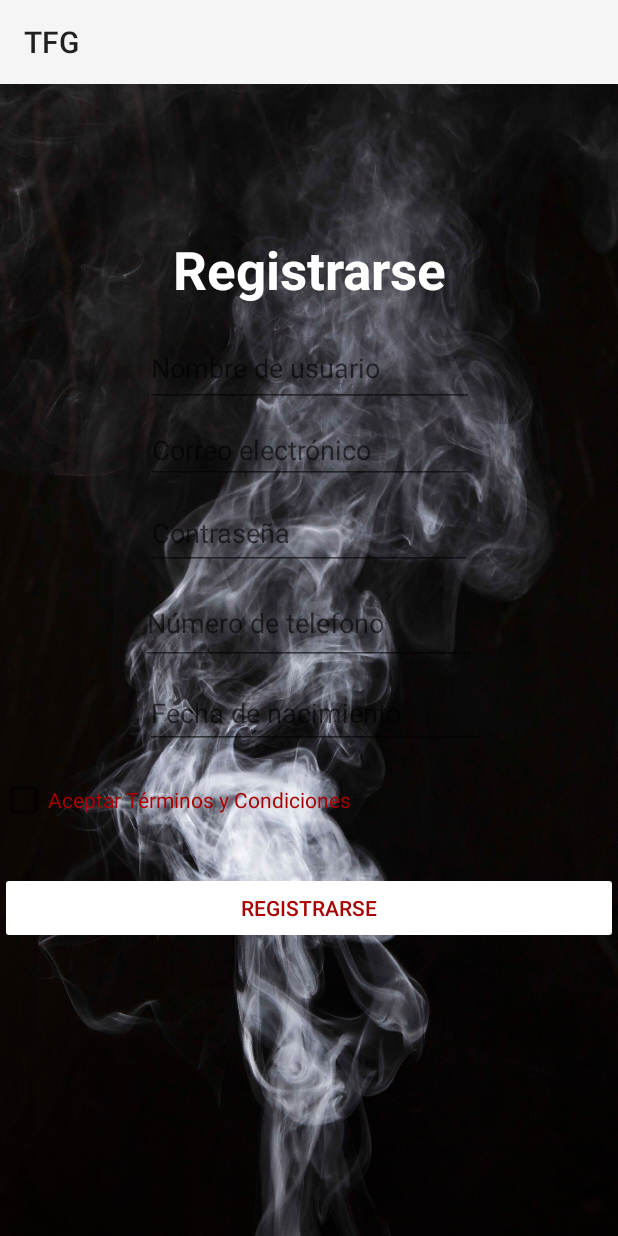
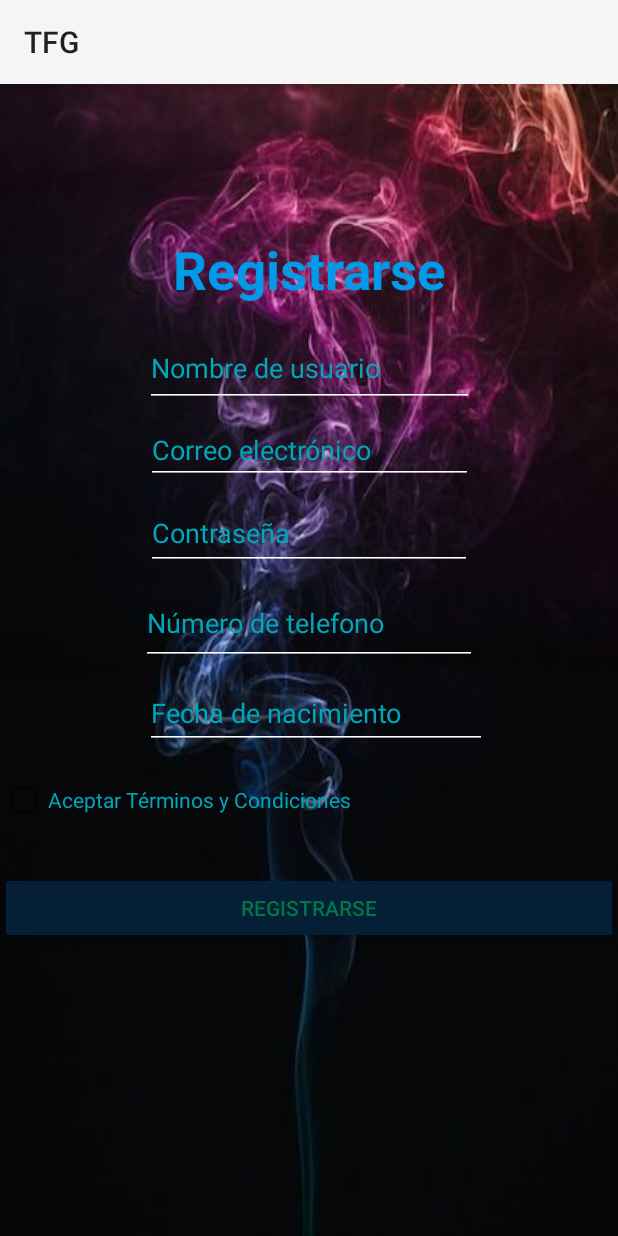
Before and after one commit to MarioMoreno07/VapeApp, an Android app: the RegistrarseFragment screen opened through its navigation route, on a phone screen of 412 x 824 dp. Run offline under Robolectric (Android 15) with nearby library versions, the phone set to English and light mode, and no system bars; our stand-ins replace Firebase (no records; nobody signed in at launch, a user with empty details on screens opened directly).

Commit message:
Segundo commit

```diff
--- a/app/src/main/java/com/mariomorenoarroyo/tfg/view/fragment/RegistrarseFragment.kt
+++ b/app/src/main/java/com/mariomorenoarroyo/tfg/view/fragment/RegistrarseFragment.kt
@@ -114,6 +114,7 @@ class RegistrarseFragment : Fragment() {
     }
 
 
+    //Comprobacion de si es mayor de edad
     @RequiresApi(Build.VERSION_CODES.O)
     fun esMayorDe18(fechaNacimiento: String): Boolean {
 
--- a/app/src/main/res/layout/fragment_registrarse.xml
+++ b/app/src/main/res/layout/fragment_registrarse.xml
@@ -4,7 +4,7 @@
     android:layout_width="match_parent"
     android:layout_height="match_parent"
     xmlns:app="http://schemas.android.com/apk/res-auto"
-    android:background="@drawable/fondo2"
+    android:background="@drawable/fondo"
     tools:context=".view.fragment.RegistrarseFragment">
 
     <TextView
@@ -14,7 +14,7 @@
         android:layout_marginTop="100dp"
         android:gravity="center"
         android:text="Registrarse"
-        android:textColor="@android:color/white"
+        android:textColor="@color/colorTextTittle"
         android:textSize="35sp"
         android:textStyle="bold"
         app:layout_constraintBottom_toTopOf="@+id/editTextNombre"
@@ -27,7 +27,9 @@
         android:layout_height="52dp"
         android:layout_marginTop="16dp"
         android:hint="Nombre de usuario"
-        android:textColor="@color/rojo"
+        android:backgroundTint="@color/white"
+        android:textColorHint="@color/colorText"
+        android:textColor="@color/colorText"
         android:inputType="textPersonName"
         app:layout_constraintEnd_toEndOf="parent"
         app:layout_constraintStart_toStartOf="parent"
@@ -39,7 +41,9 @@
         android:layout_height="43dp"
         android:layout_marginTop="8dp"
         android:hint="Correo electrónico"
-        android:textColor="@color/rojo"
+        android:textColorHint="@color/colorText"
+        android:backgroundTint="@color/white"
+        android:textColor="@color/colorText"
         android:inputType="textEmailAddress"
         app:layout_constraintEnd_toEndOf="parent"
         app:layout_constraintStart_toStartOf="parent"
@@ -51,7 +55,9 @@
         android:layout_height="49dp"
         android:layout_marginTop="8dp"
         android:hint="Contraseña"
-        android:textColor="@color/rojo"
+        android:textColor="@color/colorText"
+        android:textColorHint="@color/colorText"
+        android:backgroundTint="@color/white"
         android:inputType="textPassword"
         app:layout_constraintEnd_toEndOf="parent"
         app:layout_constraintStart_toStartOf="parent"
@@ -64,9 +70,11 @@
         android:layout_height="55dp"
         android:layout_marginTop="8dp"
         android:ems="10"
+        android:textColorHint="@color/colorText"
         android:hint="Número de telefono"
         android:inputType="phone"
-        android:textColor="@color/rojo"
+        android:backgroundTint="@color/white"
+        android:textColor="@color/colorText"
         app:layout_constraintEnd_toEndOf="parent"
         app:layout_constraintStart_toStartOf="parent"
         app:layout_constraintTop_toBottomOf="@+id/editTextContrasena" />
@@ -76,9 +84,9 @@
         android:layout_width="0dp"
         android:layout_height="wrap_content"
         android:layout_marginTop="32dp"
-        android:backgroundTint="@android:color/white"
+        android:backgroundTint="@color/colorButton"
         android:text="Registrarse"
-        android:textColor="@color/rojo"
+        android:textColor="@color/colorButonText"
         app:layout_constraintEnd_toEndOf="parent"
         app:layout_constraintHorizontal_bias="0.0"
         app:layout_constraintStart_toStartOf="parent"
@@ -90,7 +98,7 @@
         android:layout_height="wrap_content"
         android:layout_marginTop="18dp"
         android:text="Aceptar Términos y Condiciones"
-        android:textColor="@color/rojo"
+        android:textColor="@color/colorText"
         app:layout_constraintTop_toBottomOf="@+id/editTextDate"
         tools:ignore="MissingConstraints"
         tools:layout_editor_absoluteX="0dp" />
@@ -105,7 +113,9 @@
         android:ems="10"
         android:inputType="date"
         android:hint="Fecha de nacimiento"
-        android:textColor="@color/rojo"
+        android:textColorHint="@color/colorText"
+        android:backgroundTint="@color/white"
+        android:textColor="@color/colorText"
         app:layout_constraintEnd_toEndOf="parent"
         app:layout_constraintStart_toStartOf="parent"
         app:layout_constraintTop_toBottomOf="@+id/editTextPhone" />
--- a/app/src/main/res/layout/fragment_vape.xml
+++ b/app/src/main/res/layout/fragment_vape.xml
@@ -3,7 +3,6 @@
     xmlns:tools="http://schemas.android.com/tools"
     android:layout_width="match_parent"
     android:layout_height="match_parent"
-    android:background="@drawable/fondo1"
     tools:context=".view.fragment.VapeFragment">
 
     <!-- TODO: Update blank fragment layout -->
--- a/app/src/main/res/menu/menu_main.xml
+++ b/app/src/main/res/menu/menu_main.xml
@@ -5,6 +5,7 @@
             android:title="Editar Perfil" />
         <item
             android:id="@+id/nav_settings"
-            android:title="Ajustes" />
+            android:title="Ajustes"
+            />
     </group>
 </menu>
--- a/app/src/main/res/values/colors.xml
+++ b/app/src/main/res/values/colors.xml
@@ -4,4 +4,10 @@
     <color name="white">#FFFFFFFF</color>
     <color name ="red">#FF0000</color>
     <color name = "rojo">#A80000</color>
+
+
+    <color name="colorButton">#041F36</color>
+    <color name="colorTextTittle">#009AE8</color>
+    <color name="colorText">#00A7B9</color>
+    <color name="colorButonText">#00774B</color>
 </resources>
```
Also changed, not shown: app/src/main/res/drawable/background.xml (added, +8 -0 lines), app/src/main/res/layout/activity_main.xml (+7 -4 lines), app/src/main/res/layout/fragment_iniciar_sesion.xml (+15 -11 lines), app/src/main/res/layout/fragment_olvidar_contrasena.xml (+7 -5 lines), app/src/main/res/menu/main_menu.xml (+7 -0 lines), app/src/main/res/drawable/fondo.jpeg (added), app/src/main/res/drawable/fondo2.jpg (deleted).
